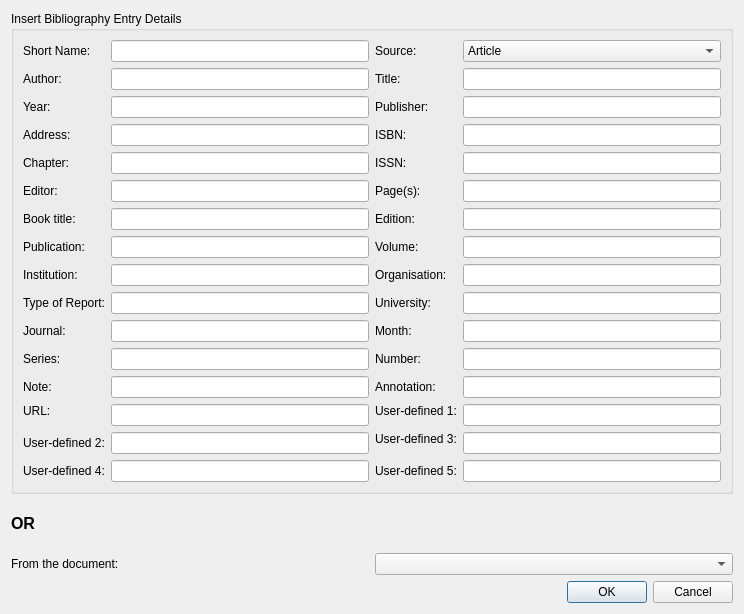
Qt form plugins/textshape/dialogs/InsertCitationDialog.ui (KDE/calligra) before a commit.
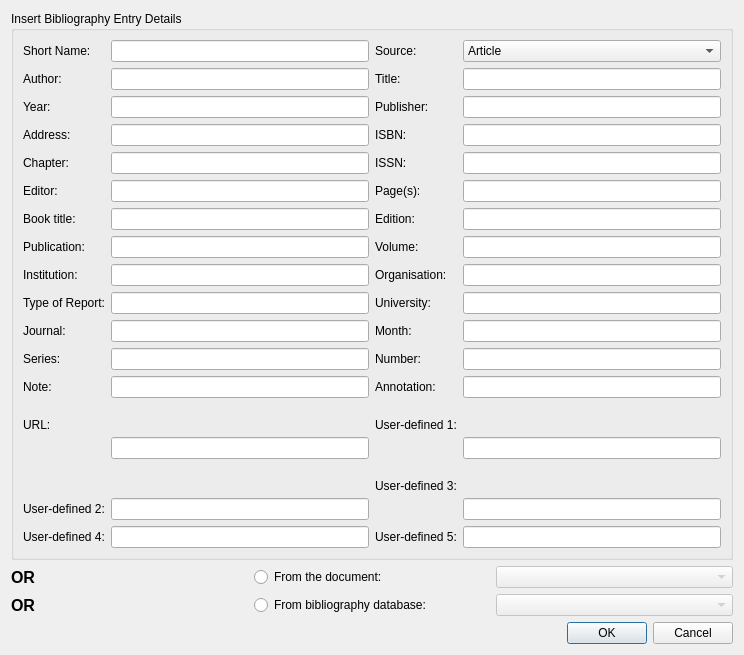
The same form after that commit. Custom widgets are drawn as their Qt base class.

Commit message: Integrate biblio database with insertCitation dialog.

What changed in the file:
```diff
--- a/plugins/textshape/dialogs/InsertCitationDialog.ui
+++ b/plugins/textshape/dialogs/InsertCitationDialog.ui
@@ -10,7 +10,7 @@
     <x>0</x>
     <y>0</y>
     <width>744</width>
-    <height>614</height>
+    <height>655</height>
    </rect>
   </property>
   <property name="focusPolicy">
@@ -26,6 +26,38 @@
    <bool>true</bool>
   </property>
   <layout class="QGridLayout" name="gridLayout_2">
+   <item row="1" column="0">
+    <layout class="QHBoxLayout" name="horizontalLayout">
+     <item>
+      <widget class="QLabel" name="label_3">
+       <property name="font">
+        <font>
+         <pointsize>12</pointsize>
+         <weight>75</weight>
+         <bold>true</bold>
+        </font>
+       </property>
+       <property name="text">
+        <string>OR</string>
+       </property>
+      </widget>
+     </item>
+     <item>
+      <widget class="QRadioButton" name="fromDocument">
+       <property name="text">
+        <string>From the document:</string>
+       </property>
+      </widget>
+     </item>
+     <item>
+      <widget class="KComboBox" name="existingCites">
+       <property name="enabled">
+        <bool>false</bool>
+       </property>
+      </widget>
+     </item>
+    </layout>
+   </item>
    <item row="0" column="0">
     <widget class="QGroupBox" name="groupBox">
      <property name="title">
@@ -470,51 +502,6 @@
      </layout>
     </widget>
    </item>
-   <item row="1" column="0">
-    <layout class="QHBoxLayout" name="horizontalLayout">
-     <item>
-      <widget class="QLabel" name="label_3">
-       <property name="font">
-        <font>
-         <pointsize>12</pointsize>
-         <weight>75</weight>
-         <bold>true</bold>
-        </font>
-       </property>
-       <property name="text">
-        <string>OR</string>
-       </property>
-      </widget>
-     </item>
-     <item>
-      <spacer name="horizontalSpacer">
-       <property name="orientation">
-        <enum>Qt::Horizontal</enum>
-       </property>
-       <property name="sizeHint" stdset="0">
-        <size>
-         <width>668</width>
-         <height>20</height>
-        </size>
-       </property>
-      </spacer>
-     </item>
-    </layout>
-   </item>
-   <item row="2" column="0">
-    <layout class="QHBoxLayout" name="horizontalLayout_3">
-     <item>
-      <widget class="QLabel" name="label_4">
-       <property name="text">
-        <string>From the document:</string>
-       </property>
-      </widget>
-     </item>
-     <item>
-      <widget class="KComboBox" name="existingCites"/>
-     </item>
-    </layout>
-   </item>
    <item row="3" column="0">
     <layout class="QHBoxLayout" name="horizontalLayout_2">
      <item>
@@ -542,6 +529,38 @@
      </item>
     </layout>
    </item>
+   <item row="2" column="0">
+    <layout class="QHBoxLayout" name="horizontalLayout_3">
+     <item>
+      <widget class="QLabel" name="label_4">
+       <property name="font">
+        <font>
+         <pointsize>12</pointsize>
+         <weight>75</weight>
+         <bold>true</bold>
+        </font>
+       </property>
+       <property name="text">
+        <string>OR</string>
+       </property>
+      </widget>
+     </item>
+     <item>
+      <widget class="QRadioButton" name="fromDatabase">
+       <property name="text">
+        <string>From bibliography database:</string>
+       </property>
+      </widget>
+     </item>
+     <item>
+      <widget class="KComboBox" name="databaseCites">
+       <property name="enabled">
+        <bool>false</bool>
+       </property>
+      </widget>
+     </item>
+    </layout>
+   </item>
   </layout>
  </widget>
  <customwidgets>
```
Left out of the diff: 36 changed lines with no effect on the pictures. The commit also changes 2 other files.
